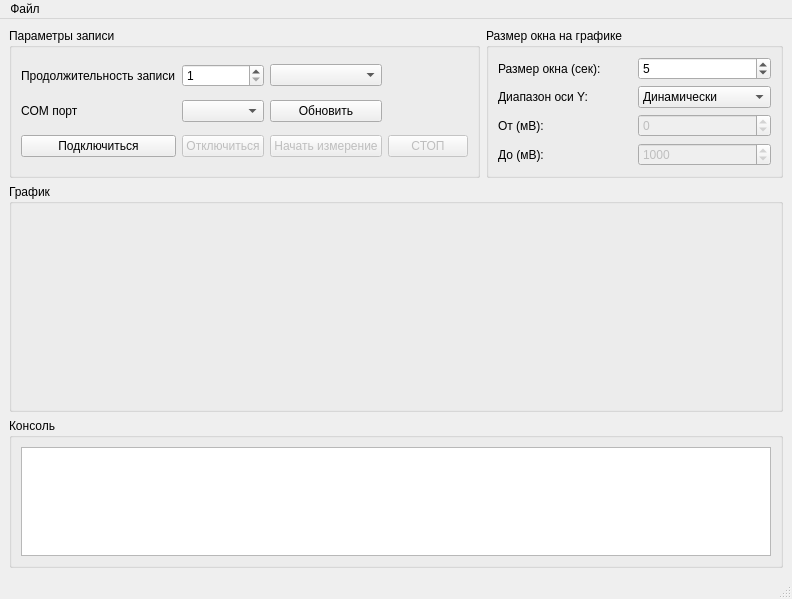
Before: the Qt Designer form mainForm.ui in pas-zhukov/SerialVoltmeter, drawn with Qt 5.
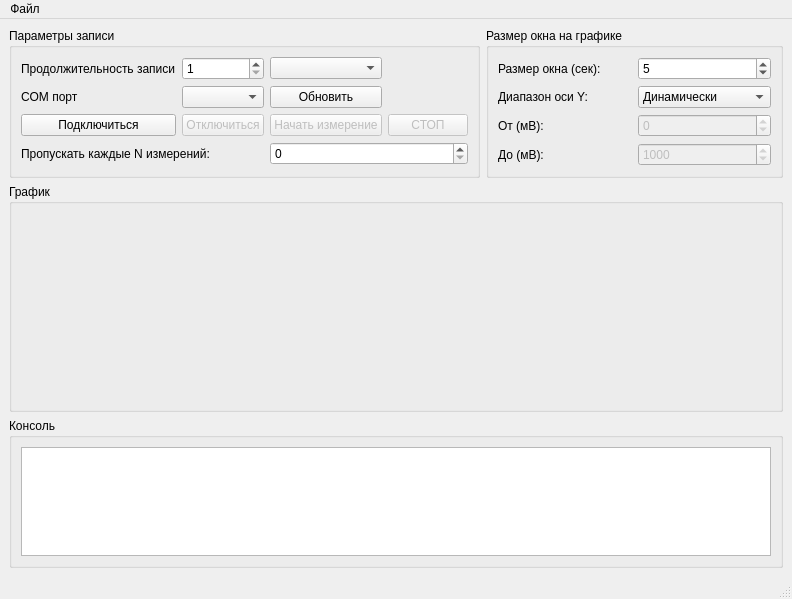
After: the same form once the commit is applied.

Commit message: Добавлена возможность более редких измерений

The edit to the form file:
```diff
--- a/mainForm.ui
+++ b/mainForm.ui
@@ -117,6 +117,26 @@
          </property>
         </widget>
        </item>
+       <item row="3" column="0" colspan="2">
+        <widget class="QLabel" name="label_skip">
+         <property name="text">
+          <string>Пропускать каждые N измерений:</string>
+         </property>
+        </widget>
+       </item>
+       <item row="3" column="2" colspan="2">
+        <widget class="QSpinBox" name="skipMeasurements">
+         <property name="minimum">
+          <number>0</number>
+         </property>
+         <property name="maximum">
+          <number>100</number>
+         </property>
+         <property name="value">
+          <number>0</number>
+         </property>
+        </widget>
+       </item>
       </layout>
      </widget>
     </item>
```
The commit also changes 2 other files.
